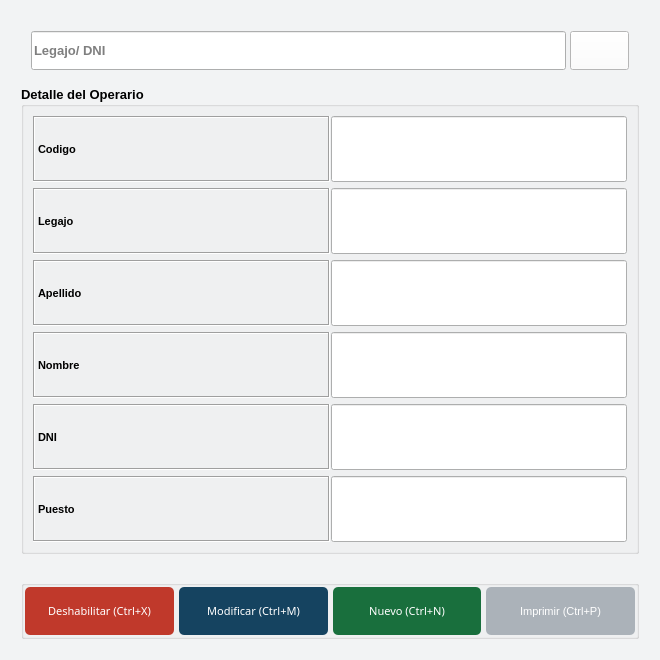
Old version of the form Vistas/gui/detalles/operario_detalle.ui in the repository Lonaris/Corupel.
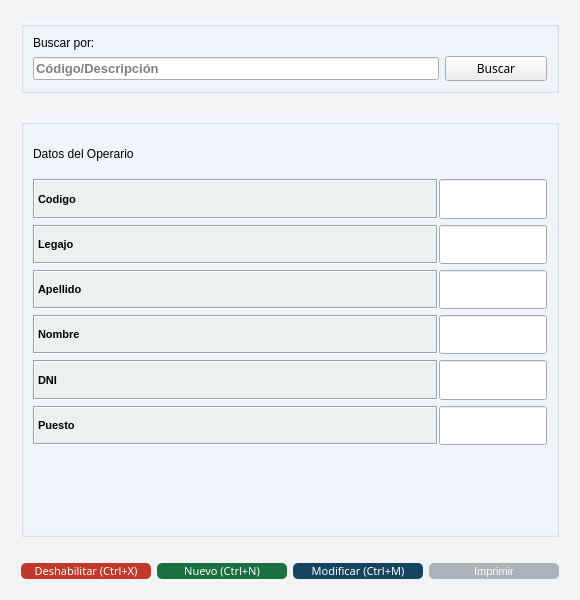
New version of the form. Icons and pictures are not drawn.

```diff
--- a/Vistas/gui/detalles/operario_detalle.ui
+++ b/Vistas/gui/detalles/operario_detalle.ui
@@ -6,8 +6,8 @@
    <rect>
     <x>0</x>
     <y>0</y>
-    <width>660</width>
-    <height>660</height>
+    <width>580</width>
+    <height>600</height>
    </rect>
   </property>
   <property name="sizePolicy">
@@ -437,9 +437,9 @@
   <property name="windowOpacity">
    <double>13.000000000000000</double>
   </property>
-  <layout class="QGridLayout" name="gridLayout_2">
+  <layout class="QGridLayout" name="gridLayout_3">
    <item row="0" column="0">
-    <layout class="QGridLayout" name="gridLayout" rowstretch="10,80,1,10" columnstretch="20,0">
+    <layout class="QGridLayout" name="gridLayout" rowstretch="0,0,80,0,0" columnstretch="20,0">
      <property name="leftMargin">
       <number>10</number>
      </property>
@@ -452,78 +452,385 @@
      <property name="bottomMargin">
       <number>10</number>
      </property>
+     <item row="2" column="0" colspan="2">
+      <widget class="QGroupBox" name="groupBox_2">
+       <property name="font">
+        <font>
+         <family>Arial</family>
+         <pointsize>10</pointsize>
+         <weight>75</weight>
+         <bold>true</bold>
+        </font>
+       </property>
+       <property name="styleSheet">
+        <string notr="true">#groupBox_2{
+	background-color: #F2F6FD;
+	}</string>
+       </property>
+       <property name="title">
+        <string/>
+       </property>
+       <layout class="QGridLayout" name="gridLayout_5" columnstretch="20,0">
+        <property name="horizontalSpacing">
+         <number>1</number>
+        </property>
+        <item row="3" column="1">
+         <widget class="QLineEdit" name="ope_apellido">
+          <property name="sizePolicy">
+           <sizepolicy hsizetype="Expanding" vsizetype="Expanding">
+            <horstretch>0</horstretch>
+            <verstretch>0</verstretch>
+           </sizepolicy>
+          </property>
+          <property name="font">
+           <font>
+            <family>System</family>
+            <pointsize>8</pointsize>
+            <weight>75</weight>
+            <bold>true</bold>
+           </font>
+          </property>
+          <property name="text">
+           <string/>
+          </property>
+         </widget>
+        </item>
+        <item row="5" column="0">
+         <widget class="QLabel" name="label_dni">
+          <property name="sizePolicy">
+           <sizepolicy hsizetype="Expanding" vsizetype="Expanding">
+            <horstretch>0</horstretch>
+            <verstretch>0</verstretch>
+           </sizepolicy>
+          </property>
+          <property name="font">
+           <font>
+            <family>System</family>
+            <pointsize>8</pointsize>
+            <weight>75</weight>
+            <bold>true</bold>
+           </font>
+          </property>
+          <property name="styleSheet">
+           <string notr="true">#label_dni{
+	background-color: #ECF0F1;
+	}</string>
+          </property>
+          <property name="frameShape">
+           <enum>QFrame::Box</enum>
+          </property>
+          <property name="frameShadow">
+           <enum>QFrame::Sunken</enum>
+          </property>
+          <property name="text">
+           <string>DNI</string>
+          </property>
+         </widget>
+        </item>
+        <item row="2" column="1">
+         <widget class="QLineEdit" name="ope_legajo">
+          <property name="sizePolicy">
+           <sizepolicy hsizetype="Expanding" vsizetype="Expanding">
+            <horstretch>0</horstretch>
+            <verstretch>0</verstretch>
+           </sizepolicy>
+          </property>
+          <property name="font">
+           <font>
+            <family>System</family>
+            <pointsize>8</pointsize>
+            <weight>75</weight>
+            <bold>true</bold>
+           </font>
+          </property>
+          <property name="text">
+           <string/>
+          </property>
+         </widget>
+        </item>
+        <item row="1" column="1">
+         <widget class="QLineEdit" name="ope_id">
+          <property name="sizePolicy">
+           <sizepolicy hsizetype="Expanding" vsizetype="Expanding">
+            <horstretch>0</horstretch>
+            <verstretch>0</verstretch>
+           </sizepolicy>
+          </property>
+          <property name="font">
+           <font>
+            <family>System</family>
+            <pointsize>8</pointsize>
+            <weight>75</weight>
+            <bold>true</bold>
+           </font>
+          </property>
+          <property name="text">
+           <string/>
+          </property>
+         </widget>
+        </item>
+        <item row="0" column="0">
+         <widget class="QLabel" name="label">
+          <property name="sizePolicy">
+           <sizepolicy hsizetype="Expanding" vsizetype="Expanding">
+            <horstretch>0</horstretch>
+            <verstretch>0</verstretch>
+           </sizepolicy>
+          </property>
+          <property name="text">
+           <string>Datos del Operario</string>
+          </property>
+         </widget>
+        </item>
+        <item row="1" column="0">
+         <widget class="QLabel" name="label_codigo">
+          <property name="sizePolicy">
+           <sizepolicy hsizetype="Expanding" vsizetype="Expanding">
+            <horstretch>0</horstretch>
+            <verstretch>0</verstretch>
+           </sizepolicy>
+          </property>
+          <property name="font">
+           <font>
+            <family>System</family>
+            <pointsize>8</pointsize>
+            <weight>75</weight>
+            <bold>true</bold>
+           </font>
+          </property>
+          <property name="styleSheet">
+           <string notr="true">#label_codigo{
+	background-color: #ECF0F1;
+	}</string>
+          </property>
+          <property name="frameShape">
+           <enum>QFrame::Box</enum>
+          </property>
+          <property name="frameShadow">
+           <enum>QFrame::Sunken</enum>
+          </property>
+          <property name="text">
+           <string>Codigo</string>
+          </property>
+         </widget>
+        </item>
+        <item row="3" column="0">
+         <widget class="QLabel" name="label_apellido">
+          <property name="sizePolicy">
+           <sizepolicy hsizetype="Expanding" vsizetype="Expanding">
+            <horstretch>0</horstretch>
+            <verstretch>0</verstretch>
+           </sizepolicy>
+          </property>
+          <property name="font">
+           <font>
+            <family>System</family>
+            <pointsize>8</pointsize>
+            <weight>75</weight>
+            <bold>true</bold>
+           </font>
+          </property>
+          <property name="styleSheet">
+           <string notr="true">#label_apellido{
+	background-color: #ECF0F1;
+	}</string>
+          </property>
+          <property name="frameShape">
+           <enum>QFrame::Box</enum>
+          </property>
+          <property name="frameShadow">
+           <enum>QFrame::Sunken</enum>
+          </property>
+          <property name="text">
+           <string>Apellido</string>
+          </property>
+         </widget>
+        </item>
+        <item row="6" column="1">
+         <widget class="QLineEdit" name="ope_puesto">
+          <property name="sizePolicy">
+           <sizepolicy hsizetype="Expanding" vsizetype="Expanding">
+            <horstretch>0</horstretch>
+            <verstretch>0</verstretch>
+           </sizepolicy>
+          </property>
+         </widget>
+        </item>
+        <item row="4" column="1">
+         <widget class="QLineEdit" name="ope_nombre">
+          <property name="enabled">
+           <bool>true</bool>
+          </property>
+          <property name="sizePolicy">
+           <sizepolicy hsizetype="Expanding" vsizetype="Expanding">
+            <horstretch>0</horstretch>
+            <verstretch>0</verstretch>
+           </sizepolicy>
+          </property>
+          <property name="font">
+           <font>
+            <family>System</family>
+            <pointsize>8</pointsize>
+            <weight>75</weight>
+            <bold>true</bold>
+           </font>
+          </property>
+          <property name="text">
+           <string/>
+          </property>
+         </widget>
+        </item>
+        <item row="6" column="0">
+         <widget class="QLabel" name="label_puesto">
+          <property name="sizePolicy">
+           <sizepolicy hsizetype="Expanding" vsizetype="Expanding">
+            <horstretch>0</horstretch>
+            <verstretch>0</verstretch>
+           </sizepolicy>
+          </property>
+          <property name="font">
+           <font>
+            <family>System</family>
+            <pointsize>8</pointsize>
+            <weight>75</weight>
+            <bold>true</bold>
+           </font>
+          </property>
+          <property name="styleSheet">
+           <string notr="true">#label_puesto{
+	background-color: #ECF0F1;
+	}</string>
+          </property>
+          <property name="frameShape">
+           <enum>QFrame::Box</enum>
+          </property>
+          <property name="frameShadow">
+           <enum>QFrame::Sunken</enum>
+          </property>
+          <property name="text">
+           <string>Puesto</string>
+          </property>
+         </widget>
+        </item>
+        <item row="4" column="0">
+         <widget class="QLabel" name="label_nombre">
+          <property name="sizePolicy">
+           <sizepolicy hsizetype="Expanding" vsizetype="Preferred">
+            <horstretch>0</horstretch>
+            <verstretch>0</verstretch>
+           </sizepolicy>
+          </property>
+          <property name="font">
+           <font>
+            <family>System</family>
+            <pointsize>8</pointsize>
+            <weight>75</weight>
+            <bold>true</bold>
+           </font>
+          </property>
+          <property name="styleSheet">
+           <string notr="true">#label_nombre{
+	background-color: #ECF0F1;
+	}</string>
+          </property>
+          <property name="frameShape">
+           <enum>QFrame::Box</enum>
+          </property>
+          <property name="frameShadow">
+           <enum>QFrame::Sunken</enum>
+          </property>
+          <property name="text">
+           <string>Nombre</string>
+          </property>
+         </widget>
+        </item>
+        <item row="2" column="0">
+         <widget class="QLabel" name="label_legajo">
+          <property name="sizePolicy">
+           <sizepolicy hsizetype="Expanding" vsizetype="Expanding">
+            <horstretch>0</horstretch>
+            <verstretch>0</verstretch>
+           </sizepolicy>
+          </property>
+          <property name="font">
+           <font>
+            <family>System</family>
+            <pointsize>8</pointsize>
+            <weight>75</weight>
+            <bold>true</bold>
+           </font>
+          </property>
+          <property name="styleSheet">
+           <string notr="true">#label_legajo{
+	background-color: #ECF0F1;
+	}</string>
+          </property>
+          <property name="frameShape">
+           <enum>QFrame::Box</enum>
+          </property>
+          <property name="frameShadow">
+           <enum>QFrame::Sunken</enum>
+          </property>
+          <property name="text">
+           <string>Legajo</string>
+          </property>
+         </widget>
+        </item>
+        <item row="5" column="1">
+         <widget class="QLineEdit" name="ope_dni">
+          <property name="sizePolicy">
+           <sizepolicy hsizetype="Expanding" vsizetype="Expanding">
+            <horstretch>0</horstretch>
+            <verstretch>0</verstretch>
+           </sizepolicy>
+          </property>
+         </widget>
+        </item>
+        <item row="8" column="0" colspan="2">
+         <spacer name="verticalSpacer">
+          <property name="orientation">
+           <enum>Qt::Vertical</enum>
+          </property>
+          <property name="sizeHint" stdset="0">
+           <size>
+            <width>20</width>
+            <height>40</height>
+           </size>
+          </property>
+         </spacer>
+        </item>
+        <item row="7" column="0" colspan="2">
+         <spacer name="verticalSpacer_2">
+          <property name="orientation">
+           <enum>Qt::Vertical</enum>
+          </property>
+          <property name="sizeHint" stdset="0">
+           <size>
+            <width>20</width>
+            <height>40</height>
+           </size>
+          </property>
+         </spacer>
+        </item>
+       </layout>
+      </widget>
+     </item>
      <item row="3" column="0" colspan="2">
-      <widget class="QGroupBox" name="groupBox">
-       <property name="title">
-        <string/>
+      <spacer name="horizontalSpacer">
+       <property name="orientation">
+        <enum>Qt::Horizontal</enum>
        </property>
-       <layout class="QGridLayout" name="gridLayout_4" columnstretch="10,10,10,10">
-        <property name="leftMargin">
-         <number>1</number>
-        </property>
-        <property name="topMargin">
-         <number>1</number>
-        </property>
-        <property name="rightMargin">
-         <number>1</number>
-        </property>
-        <property name="bottomMargin">
-         <number>1</number>
-        </property>
-        <property name="horizontalSpacing">
-         <number>5</number>
-        </property>
-        <item row="0" column="1">
-         <widget class="QPushButton" name="btn_modificar">
-          <property name="sizePolicy">
-           <sizepolicy hsizetype="Expanding" vsizetype="Expanding">
-            <horstretch>0</horstretch>
-            <verstretch>0</verstretch>
-           </sizepolicy>
-          </property>
-          <property name="font">
-           <font>
-            <family>Ariall</family>
-            <pointsize>-1</pointsize>
-           </font>
-          </property>
-          <property name="styleSheet">
-           <string notr="true">/*Estilos para el botón*/
-#btn_modificar{
-	background-color: #154360;
-	color: #ffffff;
-	font-family: 'Ariall';
-	font-size: 11px;
-	border-radius: 5px;
-	}
-
-#btn_modificar:hover{
-	background-color: #0101DF;
-	}
-</string>
-          </property>
-          <property name="text">
-           <string>Modificar (Ctrl+M)</string>
-          </property>
-          <property name="icon">
-           <iconset>
-            <normaloff>../ico/edit.ico</normaloff>../ico/edit.ico</iconset>
-          </property>
-          <property name="iconSize">
+       <property name="sizeHint" stdset="0">
            <size>
             <width>40</width>
-            <height>40</height>
-           </size>
-          </property>
-          <property name="checkable">
-           <bool>false</bool>
-          </property>
-          <property name="autoDefault">
-           <bool>false</bool>
-          </property>
-         </widget>
-        </item>
-        <item row="0" column="0">
+         <height>20</height>
+        </size>
+       </property>
+      </spacer>
+     </item>
+     <item row="4" column="0" colspan="2">
+      <layout class="QHBoxLayout" name="horizontalLayout" stretch="20,20,20,20">
+       <item>
          <widget class="QPushButton" name="btn_deshabilitar">
           <property name="sizePolicy">
            <sizepolicy hsizetype="Expanding" vsizetype="Expanding">
@@ -982,7 +1289,7 @@
           </property>
          </widget>
         </item>
-        <item row="0" column="2">
+       <item>
          <widget class="QPushButton" name="btn_nuevo">
           <property name="sizePolicy">
            <sizepolicy hsizetype="Expanding" vsizetype="Expanding">
@@ -1027,7 +1334,58 @@
           </property>
          </widget>
         </item>
-        <item row="0" column="3">
+       <item>
+        <widget class="QPushButton" name="btn_modificar">
+         <property name="sizePolicy">
+          <sizepolicy hsizetype="Expanding" vsizetype="Expanding">
+           <horstretch>0</horstretch>
+           <verstretch>0</verstretch>
+          </sizepolicy>
+         </property>
+         <property name="font">
+          <font>
+           <family>Ariall</family>
+           <pointsize>-1</pointsize>
+          </font>
+         </property>
+         <property name="styleSheet">
+          <string notr="true">/*Estilos para el botón*/
+#btn_modificar{
+	background-color: #154360;
+	color: #ffffff;
+	font-family: 'Ariall';
+	font-size: 11px;
+	border-radius: 5px;
+	}
+
+#btn_modificar:hover{
+	background-color: #0101DF;
+	}
+
+</string>
+         </property>
+         <property name="text">
+          <string>Modificar (Ctrl+M)</string>
+         </property>
+         <property name="icon">
+          <iconset>
+           <normaloff>../ico/edit.ico</normaloff>../ico/edit.ico</iconset>
+         </property>
+         <property name="iconSize">
+          <size>
+           <width>40</width>
+           <height>40</height>
+          </size>
+         </property>
+         <property name="checkable">
+          <bool>false</bool>
+         </property>
+         <property name="autoDefault">
+          <bool>false</bool>
+         </property>
+        </widget>
+       </item>
+       <item>
          <widget class="QPushButton" name="btn_imprimir">
           <property name="sizePolicy">
            <sizepolicy hsizetype="Expanding" vsizetype="Expanding">
@@ -1049,7 +1407,7 @@
 	}</string>
           </property>
           <property name="text">
-           <string>Imprimir (Ctrl+P)</string>
+          <string>Imprimir</string>
           </property>
           <property name="icon">
            <iconset>
@@ -1064,29 +1422,22 @@
          </widget>
         </item>
        </layout>
-      </widget>
      </item>
      <item row="0" column="0" colspan="2">
-      <layout class="QHBoxLayout" name="layout_busqueda" stretch="90,10">
-       <property name="spacing">
-        <number>4</number>
+      <widget class="QGroupBox" name="groupBox_3">
+       <property name="styleSheet">
+        <string notr="true">#groupBox_3{
+	background-color: #F2F6FD;
+	}</string>
        </property>
-       <property name="leftMargin">
-        <number>10</number>
+       <property name="title">
+        <string/>
        </property>
-       <property name="topMargin">
-        <number>10</number>
-       </property>
-       <property name="rightMargin">
-        <number>10</number>
-       </property>
-       <property name="bottomMargin">
-        <number>10</number>
-       </property>
-       <item>
-        <widget class="QLineEdit" name="buscador">
+       <layout class="QGridLayout" name="gridLayout_2" columnstretch="80,20">
+        <item row="1" column="0">
+         <widget class="QLineEdit" name="buscador_2">
          <property name="sizePolicy">
-          <sizepolicy hsizetype="Expanding" vsizetype="Expanding">
+           <sizepolicy hsizetype="Expanding" vsizetype="Fixed">
            <horstretch>0</horstretch>
            <verstretch>0</verstretch>
           </sizepolicy>
@@ -1109,14 +1460,14 @@
           <bool>true</bool>
          </property>
          <property name="placeholderText">
-          <string>Legajo/ DNI</string>
+           <string>Código/Descripción</string>
          </property>
         </widget>
        </item>
-       <item>
-        <widget class="QPushButton" name="btn_buscar">
+        <item row="1" column="1">
+         <widget class="QPushButton" name="btn_buscar_2">
          <property name="sizePolicy">
-          <sizepolicy hsizetype="Expanding" vsizetype="Expanding">
+           <sizepolicy hsizetype="Expanding" vsizetype="Fixed">
            <horstretch>0</horstretch>
            <verstretch>0</verstretch>
           </sizepolicy>
@@ -1124,20 +1475,13 @@
          <property name="font">
           <font>
            <family>Ariall</family>
-           <pointsize>-1</pointsize>
           </font>
          </property>
          <property name="styleSheet">
-          <string notr="true">#btn_buscar{
-	background-color:#FFFFFF ;
-	color: #ffffff;
-	font-family: 'Ariall';
-	font-size: 14px;
-	}
-</string>
+           <string notr="true"/>
          </property>
          <property name="text">
-          <string/>
+           <string>Buscar</string>
          </property>
          <property name="icon">
           <iconset>
@@ -1145,335 +1489,27 @@
          </property>
          <property name="iconSize">
           <size>
-           <width>25</width>
-           <height>25</height>
+            <width>10</width>
+            <height>10</height>
           </size>
          </property>
         </widget>
        </item>
-      </layout>
+        <item row="0" column="0" colspan="2">
+         <widget class="QLabel" name="label_2">
+          <property name="styleSheet">
+           <string notr="true"/>
+          </property>
+          <property name="text">
+           <string>Buscar por:</string>
+          </property>
+         </widget>
+        </item>
+       </layout>
+      </widget>
      </item>
      <item row="1" column="0" colspan="2">
-      <widget class="QGroupBox" name="groupBox_2">
-       <property name="font">
-        <font>
-         <family>Arial</family>
-         <pointsize>10</pointsize>
-         <weight>75</weight>
-         <bold>true</bold>
-        </font>
-       </property>
-       <property name="title">
-        <string>Detalle del Operario</string>
-       </property>
-       <layout class="QGridLayout" name="gridLayout_5" columnstretch="0,0">
-        <property name="horizontalSpacing">
-         <number>1</number>
-        </property>
-        <item row="4" column="1">
-         <widget class="QLineEdit" name="ope_dni">
-          <property name="sizePolicy">
-           <sizepolicy hsizetype="Expanding" vsizetype="Expanding">
-            <horstretch>0</horstretch>
-            <verstretch>0</verstretch>
-           </sizepolicy>
-          </property>
-         </widget>
-        </item>
-        <item row="4" column="0">
-         <widget class="QLabel" name="label_dni">
-          <property name="sizePolicy">
-           <sizepolicy hsizetype="Expanding" vsizetype="Expanding">
-            <horstretch>0</horstretch>
-            <verstretch>0</verstretch>
-           </sizepolicy>
-          </property>
-          <property name="font">
-           <font>
-            <family>System</family>
-            <pointsize>8</pointsize>
-            <weight>75</weight>
-            <bold>true</bold>
-           </font>
-          </property>
-          <property name="styleSheet">
-           <string notr="true">#label_direccion{
-background-color: #F4F4F4
-}</string>
-          </property>
-          <property name="frameShape">
-           <enum>QFrame::Box</enum>
-          </property>
-          <property name="frameShadow">
-           <enum>QFrame::Sunken</enum>
-          </property>
-          <property name="text">
-           <string>DNI</string>
-          </property>
-         </widget>
-        </item>
-        <item row="2" column="1">
-         <widget class="QLineEdit" name="ope_apellido">
-          <property name="sizePolicy">
-           <sizepolicy hsizetype="Expanding" vsizetype="Expanding">
-            <horstretch>0</horstretch>
-            <verstretch>0</verstretch>
-           </sizepolicy>
-          </property>
-          <property name="font">
-           <font>
-            <family>System</family>
-            <pointsize>8</pointsize>
-            <weight>75</weight>
-            <bold>true</bold>
-           </font>
-          </property>
-          <property name="text">
-           <string/>
-          </property>
-         </widget>
-        </item>
-        <item row="2" column="0">
-         <widget class="QLabel" name="label_apellido">
-          <property name="sizePolicy">
-           <sizepolicy hsizetype="Expanding" vsizetype="Expanding">
-            <horstretch>0</horstretch>
-            <verstretch>0</verstretch>
-           </sizepolicy>
-          </property>
-          <property name="font">
-           <font>
-            <family>System</family>
-            <pointsize>8</pointsize>
-            <weight>75</weight>
-            <bold>true</bold>
-           </font>
-          </property>
-          <property name="styleSheet">
-           <string notr="true">#label_razon_social{
-background-color: #F4F4F4
-}</string>
-          </property>
-          <property name="frameShape">
-           <enum>QFrame::Box</enum>
-          </property>
-          <property name="frameShadow">
-           <enum>QFrame::Sunken</enum>
-          </property>
-          <property name="text">
-           <string>Apellido</string>
-          </property>
-         </widget>
-        </item>
-        <item row="3" column="0">
-         <widget class="QLabel" name="label_nombre">
-          <property name="sizePolicy">
-           <sizepolicy hsizetype="Expanding" vsizetype="Preferred">
-            <horstretch>0</horstretch>
-            <verstretch>0</verstretch>
-           </sizepolicy>
-          </property>
-          <property name="font">
-           <font>
-            <family>System</family>
-            <pointsize>8</pointsize>
-            <weight>75</weight>
-            <bold>true</bold>
-           </font>
-          </property>
-          <property name="styleSheet">
-           <string notr="true">#label_cuit{
-background-color: #F4F4F4
-}</string>
-          </property>
-          <property name="frameShape">
-           <enum>QFrame::Box</enum>
-          </property>
-          <property name="frameShadow">
-           <enum>QFrame::Sunken</enum>
-          </property>
-          <property name="text">
-           <string>Nombre</string>
-          </property>
-         </widget>
-        </item>
-        <item row="3" column="1">
-         <widget class="QLineEdit" name="ope_nombre">
-          <property name="enabled">
-           <bool>true</bool>
-          </property>
-          <property name="sizePolicy">
-           <sizepolicy hsizetype="Expanding" vsizetype="Expanding">
-            <horstretch>0</horstretch>
-            <verstretch>0</verstretch>
-           </sizepolicy>
-          </property>
-          <property name="font">
-           <font>
-            <family>System</family>
-            <pointsize>8</pointsize>
-            <weight>75</weight>
-            <bold>true</bold>
-           </font>
-          </property>
-          <property name="text">
-           <string/>
-          </property>
-         </widget>
-        </item>
-        <item row="5" column="0">
-         <widget class="QLabel" name="label_puesto">
-          <property name="sizePolicy">
-           <sizepolicy hsizetype="Expanding" vsizetype="Expanding">
-            <horstretch>0</horstretch>
-            <verstretch>0</verstretch>
-           </sizepolicy>
-          </property>
-          <property name="font">
-           <font>
-            <family>System</family>
-            <pointsize>8</pointsize>
-            <weight>75</weight>
-            <bold>true</bold>
-           </font>
-          </property>
-          <property name="styleSheet">
-           <string notr="true">#label_direccion{
-background-color: #F4F4F4
-}</string>
-          </property>
-          <property name="frameShape">
-           <enum>QFrame::Box</enum>
-          </property>
-          <property name="frameShadow">
-           <enum>QFrame::Sunken</enum>
-          </property>
-          <property name="text">
-           <string>Puesto</string>
-          </property>
-         </widget>
-        </item>
-        <item row="5" column="1">
-         <widget class="QLineEdit" name="ope_puesto">
-          <property name="sizePolicy">
-           <sizepolicy hsizetype="Expanding" vsizetype="Expanding">
-            <horstretch>0</horstretch>
-            <verstretch>0</verstretch>
-           </sizepolicy>
-          </property>
-         </widget>
-        </item>
-        <item row="1" column="0">
-         <widget class="QLabel" name="label_legajo">
-          <property name="sizePolicy">
-           <sizepolicy hsizetype="Expanding" vsizetype="Expanding">
-            <horstretch>0</horstretch>
-            <verstretch>0</verstretch>
-           </sizepolicy>
-          </property>
-          <property name="font">
-           <font>
-            <family>System</family>
-            <pointsize>8</pointsize>
-            <weight>75</weight>
-            <bold>true</bold>
-           </font>
-          </property>
-          <property name="styleSheet">
-           <string notr="true">#label_nombre{
-background-color: #F4F4F4
-}</string>
-          </property>
-          <property name="frameShape">
-           <enum>QFrame::Box</enum>
-          </property>
-          <property name="frameShadow">
-           <enum>QFrame::Sunken</enum>
-          </property>
-          <property name="text">
-           <string>Legajo</string>
-          </property>
-         </widget>
-        </item>
-        <item row="0" column="0">
-         <widget class="QLabel" name="label_codigo">
-          <property name="sizePolicy">
-           <sizepolicy hsizetype="Expanding" vsizetype="Expanding">
-            <horstretch>0</horstretch>
-            <verstretch>0</verstretch>
-           </sizepolicy>
-          </property>
-          <property name="font">
-           <font>
-            <family>System</family>
-            <pointsize>8</pointsize>
-            <weight>75</weight>
-            <bold>true</bold>
-           </font>
-          </property>
-          <property name="styleSheet">
-           <string notr="true">#label_nombre{
-background-color: #F4F4F4
-}</string>
-          </property>
-          <property name="frameShape">
-           <enum>QFrame::Box</enum>
-          </property>
-          <property name="frameShadow">
-           <enum>QFrame::Sunken</enum>
-          </property>
-          <property name="text">
-           <string>Codigo</string>
-          </property>
-         </widget>
-        </item>
-        <item row="1" column="1">
-         <widget class="QLineEdit" name="ope_legajo">
-          <property name="sizePolicy">
-           <sizepolicy hsizetype="Expanding" vsizetype="Expanding">
-            <horstretch>0</horstretch>
-            <verstretch>0</verstretch>
-           </sizepolicy>
-          </property>
-          <property name="font">
-           <font>
-            <family>System</family>
-            <pointsize>8</pointsize>
-            <weight>75</weight>
-            <bold>true</bold>
-           </font>
-          </property>
-          <property name="text">
-           <string/>
-          </property>
-         </widget>
-        </item>
-        <item row="0" column="1">
-         <widget class="QLineEdit" name="ope_id">
-          <property name="sizePolicy">
-           <sizepolicy hsizetype="Expanding" vsizetype="Expanding">
-            <horstretch>0</horstretch>
-            <verstretch>0</verstretch>
-           </sizepolicy>
-          </property>
-          <property name="font">
-           <font>
-            <family>System</family>
-            <pointsize>8</pointsize>
-            <weight>75</weight>
-            <bold>true</bold>
-           </font>
-          </property>
-          <property name="text">
-           <string/>
-          </property>
-         </widget>
-        </item>
-       </layout>
-      </widget>
-     </item>
-     <item row="2" column="0" colspan="2">
-      <spacer name="horizontalSpacer">
+      <spacer name="horizontalSpacer_2">
        <property name="orientation">
         <enum>Qt::Horizontal</enum>
        </property>
```
Left out of the diff: 7 changed lines with no effect on the pictures. Lines whose indentation alone changed are shown as unchanged.
